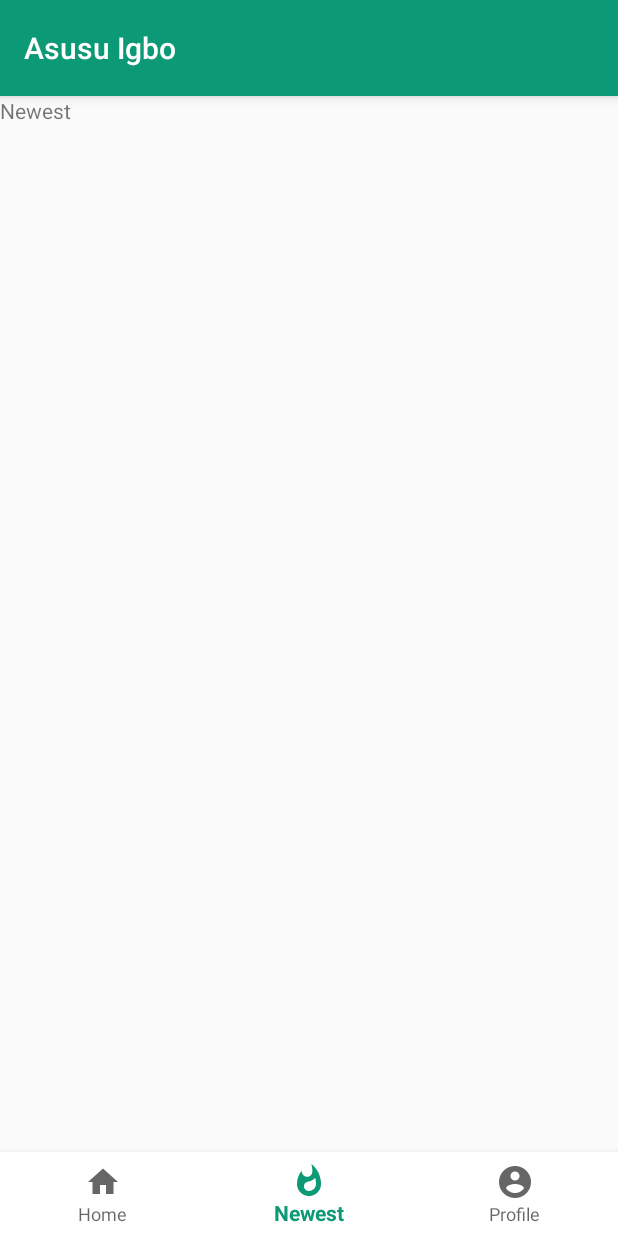
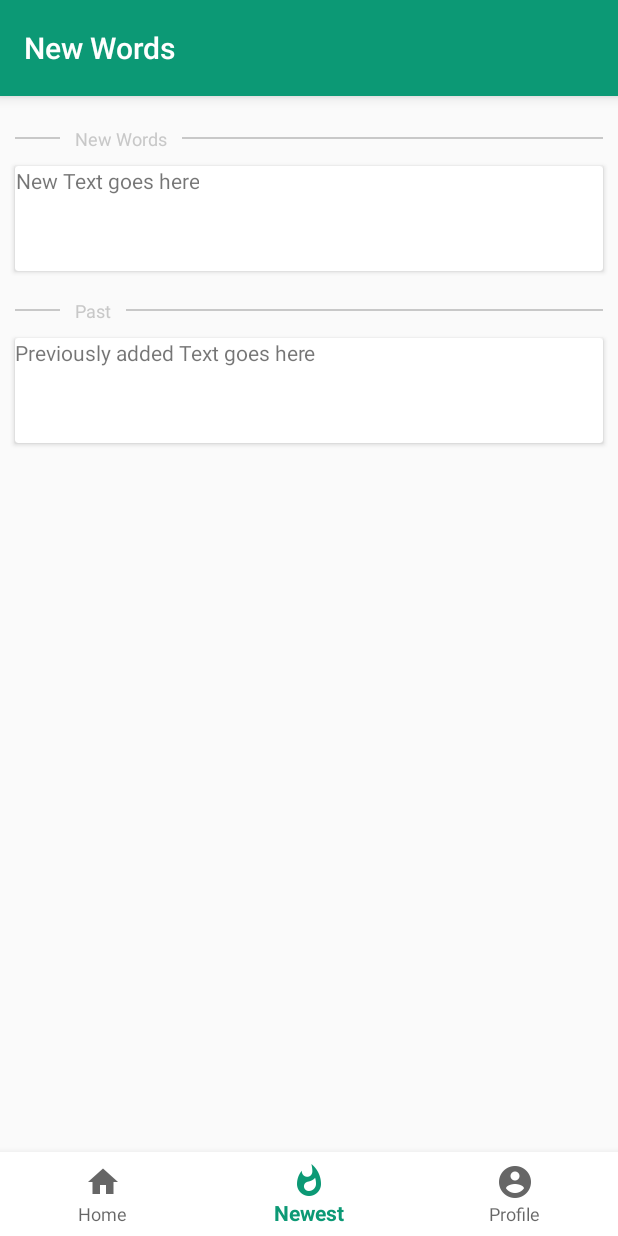
Before and after one commit to fco2/AsusuIgbo, an Android app: the screen it shows after launch (MainActivity), item 2 of the bottom bar chosen, on a phone screen of 412 x 824 dp. Run offline under Robolectric (Android 15) with nearby library versions, the phone set to English and light mode, and no system bars.

Commit message:
Implented newest words, user profile and options UI

```diff
--- a/app/src/main/java/com/asusuigbo/frank/asusuigbo/LessonActivity.kt
+++ b/app/src/main/java/com/asusuigbo/frank/asusuigbo/LessonActivity.kt
@@ -80,7 +80,6 @@ class LessonActivity : AppCompatActivity() {
             }
             else -> {
                 this.button!!.isEnabled = true
-                //TODO: remove next line from here to popup
                 this.setUpButtonStateAndText(R.string.finished_button_state, R.string.finished_button_state)
             }
         }
@@ -96,11 +95,9 @@ class LessonActivity : AppCompatActivity() {
 
         val textForView = customView.findViewById<TextView>(R.id.popup_text_result_id)
         if(this.isCorrectAnswer()){
-            //TODO: set button state and text
             textForView.text = getString(R.string.you_are_correct_text)
             this.lastQueItemPoll = false //reset condition for last queue item
         }else{
-            //TODO: set button state and text
             textForView.text = getString(R.string.sorry_wrong_answer_text)
             val rv = customView.findViewById<RelativeLayout>(R.id.custom_view_id)
             rv.setBackgroundColor(ContextCompat.getColor(applicationContext, R.color.wrongAnswer))
--- a/app/src/main/java/com/asusuigbo/frank/asusuigbo/MainActivity.kt
+++ b/app/src/main/java/com/asusuigbo/frank/asusuigbo/MainActivity.kt
@@ -1,5 +1,6 @@
 package com.asusuigbo.frank.asusuigbo
 
+import android.app.Activity
 import android.app.Fragment
 import android.app.FragmentManager
 import android.support.v7.app.AppCompatActivity
@@ -43,17 +44,18 @@ class MainActivity : AppCompatActivity() {
         menuItem.isChecked = true
 
         when(menuItem.itemId){
-            R.id.home_icon_id -> initializeFragment(HomeFragment())
-            R.id.newest_icon_id -> initializeFragment(NewestFragment())
-            R.id.profile_icon_id -> initializeFragment(ProfileFragment())
-            else -> initializeFragment(HomeFragment())
+            R.id.home_icon_id -> initializeFragment(HomeFragment(), getString(R.string.app_name))
+            R.id.newest_icon_id -> initializeFragment(NewestFragment(), "New Words")
+            R.id.profile_icon_id -> initializeFragment(ProfileFragment(), "Profile")
+            else -> initializeFragment(HomeFragment(), "Home")
         }
     }
 
-    private fun initializeFragment(fragment: Fragment){
+    private fun initializeFragment(fragment: Fragment, title: String){
         val fm: FragmentManager = fragmentManager
         val ft = fm.beginTransaction()
         ft.replace(R.id.frame_layout_id, fragment)
         ft.commit()
+        toolbar!!.title = title
     }
 }
--- a/app/src/main/java/com/asusuigbo/frank/asusuigbo/NewestFragment.kt
+++ b/app/src/main/java/com/asusuigbo/frank/asusuigbo/NewestFragment.kt
@@ -7,17 +7,11 @@ import android.view.LayoutInflater
 import android.view.View
 import android.view.ViewGroup
 
-
-/**
- * A simple [Fragment] subclass.
- */
 class NewestFragment : Fragment() {
-
 
     override fun onCreateView(inflater: LayoutInflater?, container: ViewGroup?,
                               savedInstanceState: Bundle?): View? {
         // Inflate the layout for this fragment
         return inflater!!.inflate(R.layout.fragment_newest, container, false)
     }
-
 }// Required empty public constructor
--- a/app/src/main/res/layout/activity_lesson.xml
+++ b/app/src/main/res/layout/activity_lesson.xml
@@ -60,7 +60,6 @@
                 android:layout_below="@id/view_divider_id"
                 android:layout_marginTop="10dp"
                 android:textSize="18sp"
-                android:layout_marginStart="12dp"
                 android:textColor="#4d4dff"
                 android:id="@+id/question_recycler_view_id" />
 
--- a/app/src/main/res/layout/fragment_home.xml
+++ b/app/src/main/res/layout/fragment_home.xml
@@ -31,7 +31,7 @@
             android:layout_height="wrap_content"
             android:paddingStart="8dp"
             android:paddingEnd="8dp"
-            android:background="@drawable/shape"
+            android:background="@drawable/table_of_content_background"
             android:layout_below="@id/lessons_layout_id"
             android:layout_margin="16dp"
             android:id="@+id/recycler_view_id" />
--- a/app/src/main/res/layout/fragment_newest.xml
+++ b/app/src/main/res/layout/fragment_newest.xml
@@ -1,13 +1,104 @@
-<FrameLayout xmlns:android="http://schemas.android.com/apk/res/android"
+<LinearLayout
+    xmlns:android="http://schemas.android.com/apk/res/android"
     xmlns:tools="http://schemas.android.com/tools"
     android:layout_width="match_parent"
     android:layout_height="match_parent"
-    tools:context="com.asusuigbo.frank.asusuigbo.NewestFragment">
+    tools:context="com.asusuigbo.frank.asusuigbo.NewestFragment"
+    android:paddingTop="20dp"
+    android:orientation="vertical">
 
-    <!-- TODO: Update blank fragment layout -->
-    <TextView
+    <RelativeLayout
         android:layout_width="match_parent"
-        android:layout_height="match_parent"
-        android:text="@string/newest_text" />
+        android:layout_height="wrap_content">
 
-</FrameLayout>
+        <View
+            android:layout_width="30dp"
+            android:layout_height="1dp"
+            android:layout_marginStart="10dp"
+            android:layout_centerVertical="true"
+            android:background="@color/colorGrey"
+            android:id="@+id/left_view_id"/>
+
+        <TextView
+            android:layout_width="wrap_content"
+            android:layout_height="wrap_content"
+            android:layout_centerVertical="true"
+            android:text="New Words"
+            android:layout_toEndOf="@+id/left_view_id"
+            android:textSize="12sp"
+            android:textColor="@color/colorGrey"
+            android:layout_marginStart="10dp"
+            android:layout_marginEnd="10dp"
+            android:id="@+id/newest_fragment_text_id" />
+
+        <View
+            android:layout_width="match_parent"
+            android:layout_height="1dp"
+            android:layout_marginEnd="10dp"
+            android:layout_centerVertical="true"
+            android:layout_toEndOf="@id/newest_fragment_text_id"
+            android:background="@color/colorGrey" />
+    </RelativeLayout>
+
+    <android.support.v7.widget.CardView
+        android:layout_width="match_parent"
+        android:layout_height="70dp"
+        android:layout_margin="10dp" >
+
+        <TextView
+            android:layout_width="wrap_content"
+            android:layout_height="wrap_content"
+            android:textAlignment="center"
+            android:text="New Text goes here"
+            />
+
+    </android.support.v7.widget.CardView>
+
+    <RelativeLayout
+        android:layout_marginTop="8dp"
+        android:layout_width="match_parent"
+        android:layout_height="wrap_content">
+
+        <View
+            android:layout_width="30dp"
+            android:layout_height="1dp"
+            android:layout_marginStart="10dp"
+            android:layout_centerVertical="true"
+            android:background="@color/colorGrey"
+            android:id="@+id/left_bottom_view_id"/>
+
+        <TextView
+            android:layout_width="wrap_content"
+            android:layout_height="wrap_content"
+            android:layout_centerVertical="true"
+            android:text="Past"
+            android:textSize="12sp"
+            android:textColor="@color/colorGrey"
+            android:layout_toEndOf="@+id/left_bottom_view_id"
+            android:layout_marginStart="10dp"
+            android:layout_marginEnd="10dp"
+            android:id="@+id/past_fragment_text_id" />
+
+        <View
+            android:layout_width="match_parent"
+            android:layout_height="1dp"
+            android:layout_marginEnd="10dp"
+            android:layout_centerVertical="true"
+            android:layout_toEndOf="@id/past_fragment_text_id"
+            android:background="@color/colorGrey" />
+    </RelativeLayout>
+
+    <android.support.v7.widget.CardView
+        android:layout_width="match_parent"
+        android:layout_height="70dp"
+        android:layout_margin="10dp" >
+
+        <TextView
+            android:layout_width="wrap_content"
+            android:layout_height="wrap_content"
+            android:textAlignment="center"
+            android:text="Previously added Text goes here"
+            />
+
+    </android.support.v7.widget.CardView>
+</LinearLayout>
--- a/app/src/main/res/layout/question_options.xml
+++ b/app/src/main/res/layout/question_options.xml
@@ -2,6 +2,7 @@
 <LinearLayout xmlns:android="http://schemas.android.com/apk/res/android"
     android:orientation="horizontal" android:layout_width="match_parent"
     android:layout_height="wrap_content"
+    android:background="@drawable/question_option_background"
     android:layout_margin="8dp">
 
     <RadioButton
@@ -11,8 +12,9 @@
         android:id="@+id/radio_button_id"/>
 
     <TextView
-        android:layout_width="wrap_content"
+        android:layout_width="match_parent"
         android:layout_height="wrap_content"
+        android:padding="5dp"
         android:textSize="18sp"
         android:textAlignment="textStart"
         android:id="@+id/option_text_id" />
--- a/app/src/main/res/values/colors.xml
+++ b/app/src/main/res/values/colors.xml
@@ -10,4 +10,5 @@
     <color name="lightGreen">#99ff99</color>
     <color name="dividerColor">#e6e6e6</color>
     <color name="wrongAnswer">#d1a5ab</color>
+    <color name="lightBlue">#7daaf2</color>
 </resources>
```
Also changed, not shown: app/src/main/res/drawable/question_option_background.xml (added, +9 -0 lines), app/src/main/res/layout/fragment_profile.xml (+38 -5 lines), app/src/main/res/drawable/icon.png (added), app/src/main/res/drawable/table_of_content_background.xml (renamed from app/src/main/res/drawable/shape.xml).
